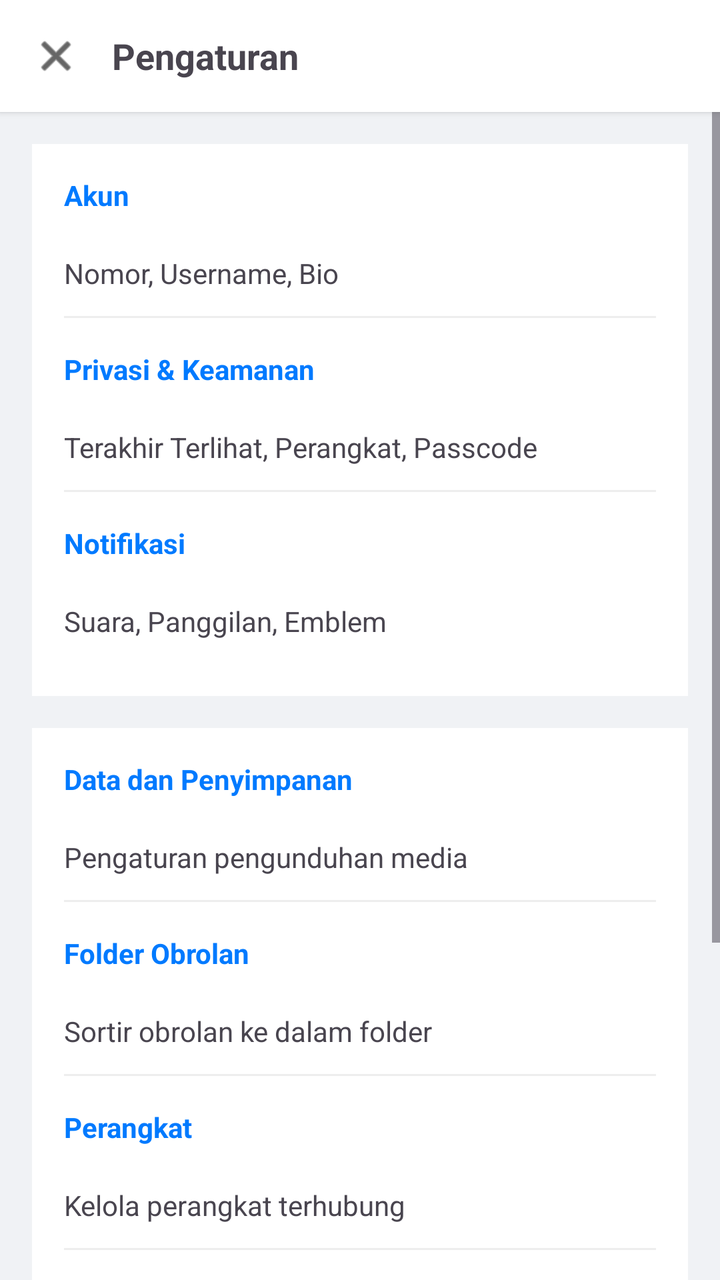
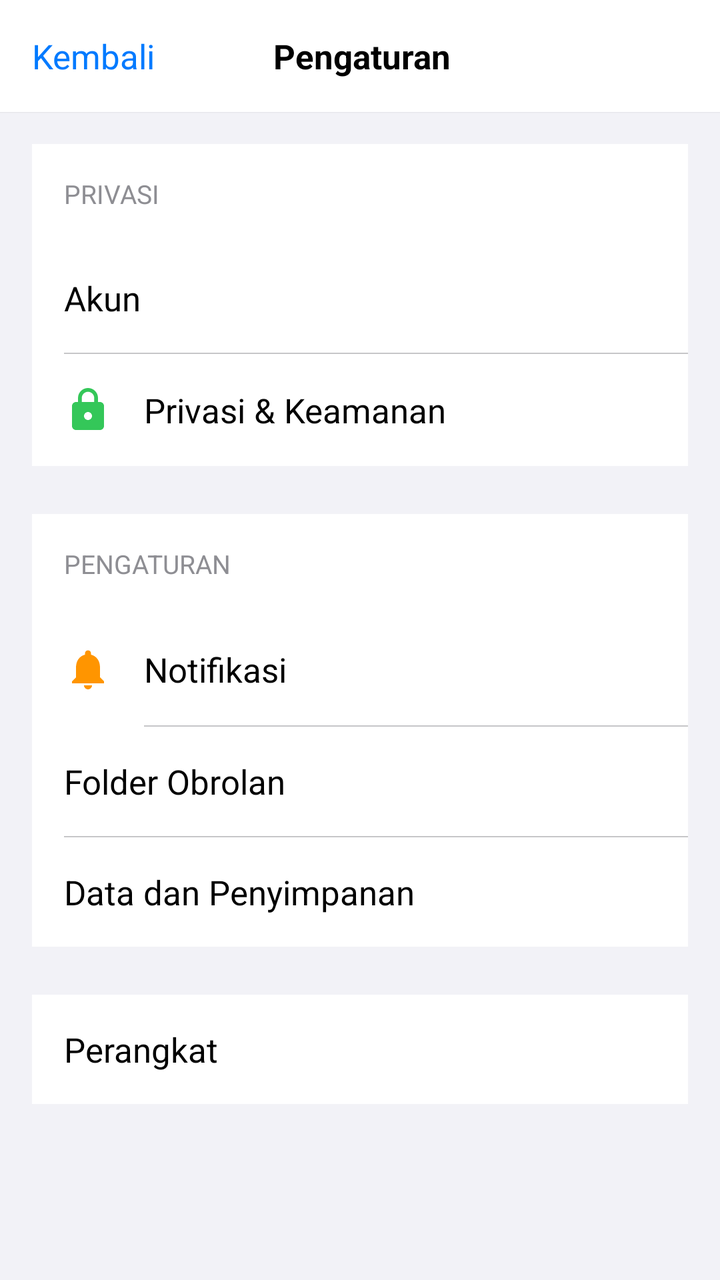

Before-and-after screenshots of an Android layout around one commit, followed by the original layout XML and the change that was made.
<!-- AndroidManifest.xml: application theme Theme.Material3.Light.NoActionBar -->
<!-- res/layout/activity_settings.xml -->
<?xml version="1.0" encoding="utf-8"?>
<LinearLayout xmlns:android="http://schemas.android.com/apk/res/android"
    xmlns:app="http://schemas.android.com/apk/res-auto"
    android:layout_width="match_parent"
    android:layout_height="match_parent"
    android:orientation="vertical"
    android:background="#F0F2F5">

    
    <LinearLayout
        android:layout_width="match_parent"
        android:layout_height="56dp"
        android:background="#FFFFFF"
        android:gravity="center_vertical"
        android:paddingStart="16dp"
        android:paddingEnd="16dp"
        android:elevation="2dp">
        <ImageView
            android:id="@+id/btnBackSettings"
            android:layout_width="24dp"
            android:layout_height="24dp"
            android:src="@android:drawable/ic_menu_close_clear_cancel"
            app:tint="#000000"/>
        <TextView
            android:layout_width="wrap_content"
            android:layout_height="wrap_content"
            android:text="Pengaturan"
            android:textSize="18sp"
            android:textStyle="bold"
            android:layout_marginStart="16dp"/>
    </LinearLayout>

    <ScrollView
        android:layout_width="match_parent"
        android:layout_height="match_parent">

        <LinearLayout
            android:layout_width="match_parent"
            android:layout_height="wrap_content"
            android:orientation="vertical"
            android:padding="16dp">

            
            <LinearLayout
                android:layout_width="match_parent"
                android:layout_height="wrap_content"
                android:orientation="vertical"
                android:background="#FFFFFF"
                android:padding="16dp"
                android:layout_marginBottom="16dp">

                <TextView android:layout_width="wrap_content" android:layout_height="wrap_content" android:text="Akun" android:textColor="#007AFF" android:textStyle="bold" android:layout_marginBottom="8dp"/>
                <TextView android:id="@+id/rowAkun" android:layout_width="match_parent" android:layout_height="wrap_content" android:text="Nomor, Username, Bio" android:paddingVertical="12dp"/>
                <View android:layout_width="match_parent" android:layout_height="1dp" android:background="#EEEEEE"/>

                <TextView android:layout_width="wrap_content" android:layout_height="wrap_content" android:text="Privasi &amp; Keamanan" android:textColor="#007AFF" android:textStyle="bold" android:layout_marginTop="16dp" android:layout_marginBottom="8dp"/>
                <TextView android:id="@+id/rowPrivacy" android:layout_width="match_parent" android:layout_height="wrap_content" android:text="Terakhir Terlihat, Perangkat, Passcode" android:paddingVertical="12dp"/>
                <View android:layout_width="match_parent" android:layout_height="1dp" android:background="#EEEEEE"/>

                <TextView android:layout_width="wrap_content" android:layout_height="wrap_content" android:text="Notifikasi" android:textColor="#007AFF" android:textStyle="bold" android:layout_marginTop="16dp" android:layout_marginBottom="8dp"/>
                <TextView android:id="@+id/rowNotif" android:layout_width="match_parent" android:layout_height="wrap_content" android:text="Suara, Panggilan, Emblem" android:paddingVertical="12dp"/>
            </LinearLayout>

            
            <LinearLayout
                android:layout_width="match_parent"
                android:layout_height="wrap_content"
                android:orientation="vertical"
                android:background="#FFFFFF"
                android:padding="16dp"
                android:layout_marginBottom="16dp">

                <TextView android:layout_width="wrap_content" android:layout_height="wrap_content" android:text="Data dan Penyimpanan" android:textColor="#007AFF" android:textStyle="bold" android:layout_marginBottom="8dp"/>
                <TextView android:id="@+id/rowData" android:layout_width="match_parent" android:layout_height="wrap_content" android:text="Pengaturan pengunduhan media" android:paddingVertical="12dp"/>
                <View android:layout_width="match_parent" android:layout_height="1dp" android:background="#EEEEEE"/>

                <TextView android:layout_width="wrap_content" android:layout_height="wrap_content" android:text="Folder Obrolan" android:textColor="#007AFF" android:textStyle="bold" android:layout_marginTop="16dp" android:layout_marginBottom="8dp"/>
                <TextView android:id="@+id/rowFolder" android:layout_width="match_parent" android:layout_height="wrap_content" android:text="Sortir obrolan ke dalam folder" android:paddingVertical="12dp"/>
                <View android:layout_width="match_parent" android:layout_height="1dp" android:background="#EEEEEE"/>

                <TextView android:layout_width="wrap_content" android:layout_height="wrap_content" android:text="Perangkat" android:textColor="#007AFF" android:textStyle="bold" android:layout_marginTop="16dp" android:layout_marginBottom="8dp"/>
                <TextView android:id="@+id/rowDevice" android:layout_width="match_parent" android:layout_height="wrap_content" android:text="Kelola perangkat terhubung" android:paddingVertical="12dp"/>
                <View android:layout_width="match_parent" android:layout_height="1dp" android:background="#EEEEEE"/>

                <TextView android:layout_width="wrap_content" android:layout_height="wrap_content" android:text="Penghematan Daya" android:textColor="#007AFF" android:textStyle="bold" android:layout_marginTop="16dp" android:layout_marginBottom="8dp"/>
                <TextView android:layout_width="match_parent" android:layout_height="wrap_content" android:text="Kurangi penggunaan daya saat baterai rendah" android:paddingVertical="12dp"/>
            </LinearLayout>

            
            <LinearLayout
                android:layout_width="match_parent"
                android:layout_height="wrap_content"
                android:orientation="vertical"
                android:background="#FFFFFF"
                android:padding="16dp"
                android:layout_marginBottom="16dp">

                <TextView android:layout_width="wrap_content" android:layout_height="wrap_content" android:text="Bahasa" android:textColor="#007AFF" android:textStyle="bold" android:layout_marginBottom="8dp"/>
                <TextView android:layout_width="match_parent" android:layout_height="wrap_content" android:text="Bahasa Indonesia" android:paddingVertical="12dp"/>
            </LinearLayout>
        </LinearLayout>
    </ScrollView>
</LinearLayout>
<!-- resources referenced by this layout -->
<resources>

</resources>

<!-- the commit's change to res/layout/activity_settings.xml (unified diff, before → after) -->
@@ -4,99 +4,74 @@
     android:layout_width="match_parent"
     android:layout_height="match_parent"
     android:orientation="vertical"
-    android:background="#F0F2F5">
+    android:background="#F2F2F7">
 
     
-    <LinearLayout
-        android:layout_width="match_parent"
-        android:layout_height="56dp"
-        android:background="#FFFFFF"
-        android:gravity="center_vertical"
-        android:paddingStart="16dp"
-        android:paddingEnd="16dp"
-        android:elevation="2dp">
-        <ImageView
-            android:id="@+id/btnBackSettings"
-            android:layout_width="24dp"
-            android:layout_height="24dp"
-            android:src="@android:drawable/ic_menu_close_clear_cancel"
-            app:tint="#000000"/>
-        <TextView
-            android:layout_width="wrap_content"
-            android:layout_height="wrap_content"
-            android:text="Pengaturan"
-            android:textSize="18sp"
-            android:textStyle="bold"
-            android:layout_marginStart="16dp"/>
+    <LinearLayout android:layout_width="match_parent" android:layout_height="56dp"
+        android:background="#FFFFFF" android:gravity="center_vertical"
+        android:paddingStart="16dp" android:paddingEnd="16dp" android:elevation="0.5dp">
+        <TextView android:id="@+id/btnBackSettings" android:layout_width="wrap_content" android:layout_height="wrap_content"
+            android:text="Kembali" android:textColor="#007AFF" android:textSize="17sp"/>
+        <TextView android:layout_width="0dp" android:layout_height="wrap_content" android:layout_weight="1"
+            android:text="Pengaturan" android:textSize="17sp" android:textStyle="bold" android:textColor="#000000" android:gravity="center"/>
+        <View android:layout_width="60dp" android:layout_height="wrap_content"/>
     </LinearLayout>
 
-    <ScrollView
-        android:layout_width="match_parent"
-        android:layout_height="match_parent">
-
-        <LinearLayout
-            android:layout_width="match_parent"
-            android:layout_height="wrap_content"
-            android:orientation="vertical"
-            android:padding="16dp">
+    <ScrollView android:layout_width="match_parent" android:layout_height="match_parent">
+        <LinearLayout android:layout_width="match_parent" android:layout_height="wrap_content"
+            android:orientation="vertical" android:padding="16dp">
 
             
-            <LinearLayout
-                android:layout_width="match_parent"
-                android:layout_height="wrap_content"
-                android:orientation="vertical"
-                android:background="#FFFFFF"
-                android:padding="16dp"
-                android:layout_marginBottom="16dp">
+            <LinearLayout android:layout_width="match_parent" android:layout_height="wrap_content"
+                android:orientation="vertical" android:background="#FFFFFF" android:layout_marginBottom="24dp">
+                <TextView android:layout_width="wrap_content" android:layout_height="wrap_content"
+                    android:text="PRIVASI" android:textSize="13sp" android:textColor="#8E8E93" android:padding="16dp"/>
+                
+                <LinearLayout android:id="@+id/rowAkun" android:layout_width="match_parent" android:layout_height="wrap_content"
+                    android:orientation="horizontal" android:gravity="center_vertical" android:padding="16dp" android:background="?attr/selectableItemBackground">
+                    <TextView android:layout_width="wrap_content" android:layout_height="wrap_content" android:text="Akun" android:textSize="17sp" android:textColor="#000000"/>
+                </LinearLayout>
+                <View android:layout_width="match_parent" android:layout_height="0.5dp" android:background="#C6C6C8" android:layout_marginStart="16dp"/>
 
-                <TextView android:layout_width="wrap_content" android:layout_height="wrap_content" android:text="Akun" android:textColor="#007AFF" android:textStyle="bold" android:layout_marginBottom="8dp"/>
-                <TextView android:id="@+id/rowAkun" android:layout_width="match_parent" android:layout_height="wrap_content" android:text="Nomor, Username, Bio" android:paddingVertical="12dp"/>
-                <View android:layout_width="match_parent" android:layout_height="1dp" android:background="#EEEEEE"/>
-
-                <TextView android:layout_width="wrap_content" android:layout_height="wrap_content" android:text="Privasi &amp; Keamanan" android:textColor="#007AFF" android:textStyle="bold" android:layout_marginTop="16dp" android:layout_marginBottom="8dp"/>
-                <TextView android:id="@+id/rowPrivacy" android:layout_width="match_parent" android:layout_height="wrap_content" android:text="Terakhir Terlihat, Perangkat, Passcode" android:paddingVertical="12dp"/>
-                <View android:layout_width="match_parent" android:layout_height="1dp" android:background="#EEEEEE"/>
-
-                <TextView android:layout_width="wrap_content" android:layout_height="wrap_content" android:text="Notifikasi" android:textColor="#007AFF" android:textStyle="bold" android:layout_marginTop="16dp" android:layout_marginBottom="8dp"/>
-                <TextView android:id="@+id/rowNotif" android:layout_width="match_parent" android:layout_height="wrap_content" android:text="Suara, Panggilan, Emblem" android:paddingVertical="12dp"/>
+                <LinearLayout android:id="@+id/rowPrivacy" android:layout_width="match_parent" android:layout_height="wrap_content"
+                    android:orientation="horizontal" android:gravity="center_vertical" android:padding="16dp" android:background="?attr/selectableItemBackground">
+                    <ImageView android:layout_width="24dp" android:layout_height="24dp" android:src="@drawable/ic_privacy" android:layout_marginEnd="16dp"/>
+                    <TextView android:layout_width="wrap_content" android:layout_height="wrap_content" android:text="Privasi &amp; Keamanan" android:textSize="17sp" android:textColor="#000000"/>
+                </LinearLayout>
             </LinearLayout>
 
             
-            <LinearLayout
-                android:layout_width="match_parent"
-                android:layout_height="wrap_content"
-                android:orientation="vertical"
-                android:background="#FFFFFF"
-                android:padding="16dp"
-                android:layout_marginBottom="16dp">
+            <LinearLayout android:layout_width="match_parent" android:layout_height="wrap_content"
+                android:orientation="vertical" android:background="#FFFFFF" android:layout_marginBottom="24dp">
+                <TextView android:layout_width="wrap_content" android:layout_height="wrap_content"
+                    android:text="PENGATURAN" android:textSize="13sp" android:textColor="#8E8E93" android:padding="16dp"/>
 
-                <TextView android:layout_width="wrap_content" android:layout_height="wrap_content" android:text="Data dan Penyimpanan" android:textColor="#007AFF" android:textStyle="bold" android:layout_marginBottom="8dp"/>
-                <TextView android:id="@+id/rowData" android:layout_width="match_parent" android:layout_height="wrap_content" android:text="Pengaturan pengunduhan media" android:paddingVertical="12dp"/>
-                <View android:layout_width="match_parent" android:layout_height="1dp" android:background="#EEEEEE"/>
+                <LinearLayout android:id="@+id/rowNotif" android:layout_width="match_parent" android:layout_height="wrap_content"
+                    android:orientation="horizontal" android:gravity="center_vertical" android:padding="16dp" android:background="?attr/selectableItemBackground">
+                    <ImageView android:layout_width="24dp" android:layout_height="24dp" android:src="@drawable/ic_notification" android:layout_marginEnd="16dp"/>
+                    <TextView android:layout_width="wrap_content" android:layout_height="wrap_content" android:text="Notifikasi" android:textSize="17sp" android:textColor="#000000"/>
+                </LinearLayout>
+                <View android:layout_width="match_parent" android:layout_height="0.5dp" android:background="#C6C6C8" android:layout_marginStart="56dp"/>
 
-                <TextView android:layout_width="wrap_content" android:layout_height="wrap_content" android:text="Folder Obrolan" android:textColor="#007AFF" android:textStyle="bold" android:layout_marginTop="16dp" android:layout_marginBottom="8dp"/>
-                <TextView android:id="@+id/rowFolder" android:layout_width="match_parent" android:layout_height="wrap_content" android:text="Sortir obrolan ke dalam folder" android:paddingVertical="12dp"/>
-                <View android:layout_width="match_parent" android:layout_height="1dp" android:background="#EEEEEE"/>
+                <LinearLayout android:id="@+id/rowFolder" android:layout_width="match_parent" android:layout_height="wrap_content"
+                    android:orientation="horizontal" android:gravity="center_vertical" android:padding="16dp" android:background="?attr/selectableItemBackground">
+                    <TextView android:layout_width="wrap_content" android:layout_height="wrap_content" android:text="Folder Obrolan" android:textSize="17sp" android:textColor="#000000"/>
+                </LinearLayout>
+                <View android:layout_width="match_parent" android:layout_height="0.5dp" android:background="#C6C6C8" android:layout_marginStart="16dp"/>
 
-                <TextView android:layout_width="wrap_content" android:layout_height="wrap_content" android:text="Perangkat" android:textColor="#007AFF" android:textStyle="bold" android:layout_marginTop="16dp" android:layout_marginBottom="8dp"/>
-                <TextView android:id="@+id/rowDevice" android:layout_width="match_parent" android:layout_height="wrap_content" android:text="Kelola perangkat terhubung" android:paddingVertical="12dp"/>
-                <View android:layout_width="match_parent" android:layout_height="1dp" android:background="#EEEEEE"/>
-
-                <TextView android:layout_width="wrap_content" android:layout_height="wrap_content" android:text="Penghematan Daya" android:textColor="#007AFF" android:textStyle="bold" android:layout_marginTop="16dp" android:layout_marginBottom="8dp"/>
-                <TextView android:layout_width="match_parent" android:layout_height="wrap_content" android:text="Kurangi penggunaan daya saat baterai rendah" android:paddingVertical="12dp"/>
+                <LinearLayout android:id="@+id/rowData" android:layout_width="match_parent" android:layout_height="wrap_content"
+                    android:orientation="horizontal" android:gravity="center_vertical" android:padding="16dp" android:background="?attr/selectableItemBackground">
+                    <TextView android:layout_width="wrap_content" android:layout_height="wrap_content" android:text="Data dan Penyimpanan" android:textSize="17sp" android:textColor="#000000"/>
+                </LinearLayout>
             </LinearLayout>
 
             
-            <LinearLayout
-                android:layout_width="match_parent"
-                android:layout_height="wrap_content"
-                android:orientation="vertical"
-                android:background="#FFFFFF"
-                android:padding="16dp"
-                android:layout_marginBottom="16dp">
-
-                <TextView android:layout_width="wrap_content" android:layout_height="wrap_content" android:text="Bahasa" android:textColor="#007AFF" android:textStyle="bold" android:layout_marginBottom="8dp"/>
-                <TextView android:layout_width="match_parent" android:layout_height="wrap_content" android:text="Bahasa Indonesia" android:paddingVertical="12dp"/>
+            <LinearLayout android:layout_width="match_parent" android:layout_height="wrap_content"
+                android:orientation="vertical" android:background="#FFFFFF">
+                <LinearLayout android:id="@+id/rowDevice" android:layout_width="match_parent" android:layout_height="wrap_content"
+                    android:orientation="horizontal" android:gravity="center_vertical" android:padding="16dp" android:background="?attr/selectableItemBackground">
+                    <TextView android:layout_width="wrap_content" android:layout_height="wrap_content" android:text="Perangkat" android:textSize="17sp" android:textColor="#000000"/>
+                </LinearLayout>
             </LinearLayout>
         </LinearLayout>
     </ScrollView>
<!-- resource entries referenced after the edit -->
@@ -1,5 +1,16 @@
 <!-- resources referenced by this layout -->
 <resources>
-
+  <!-- drawable ic_notification (drawable) -->
+  <vector xmlns:android="http://schemas.android.com/apk/res/android"
+      android:width="24dp" android:height="24dp"
+      android:viewportWidth="24" android:viewportHeight="24">
+      <path android:fillColor="#FF9500" android:pathData="M12,22c1.1,0 2,-0.9 2,-2h-4c0,1.1 0.9,2 2,2zM18,16v-5c0,-3.07 -1.63,-5.64 -4.5,-6.32V4c0,-0.83 -0.67,-1.5 -1.5,-1.5s-1.5,0.67 -1.5,1.5v0.68C7.64,5.36 6,7.92 6,11v5l-2,2v1h16v-1l-2,-2z"/>
+  </vector>
+  <!-- drawable ic_privacy (drawable) -->
+  <vector xmlns:android="http://schemas.android.com/apk/res/android"
+      android:width="24dp" android:height="24dp"
+      android:viewportWidth="24" android:viewportHeight="24">
+      <path android:fillColor="#34C759" android:pathData="M18,8h-1V6c0,-2.76 -2.24,-5 -5,-5S7,3.24 7,6v2H6c-1.1,0 -2,0.9 -2,2v10c0,1.1 0.9,2 2,2h12c1.1,0 2,-0.9 2,-2V10c0,-1.1 -0.9,-2 -2,-2zM12,17c-1.1,0 -2,-0.9 -2,-2s0.9,-2 2,-2 2,0.9 2,2 -0.9,2 -2,2zM15.1,8H8.9V6c0,-1.71 1.39,-3.1 3.1,-3.1 1.71,0 3.1,1.39 3.1,3.1v2z"/>
+  </vector>
 </resources>
 
